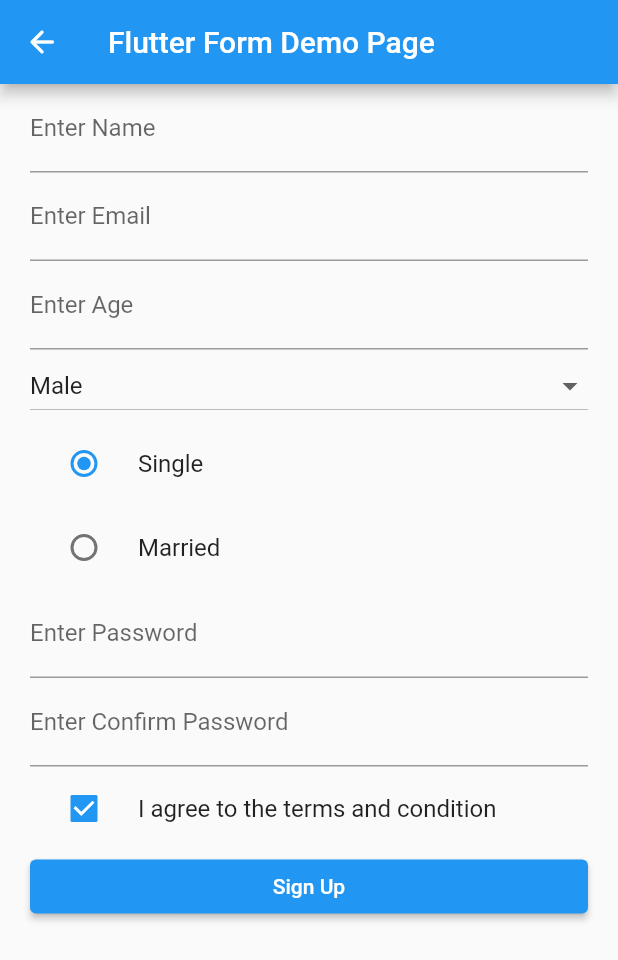
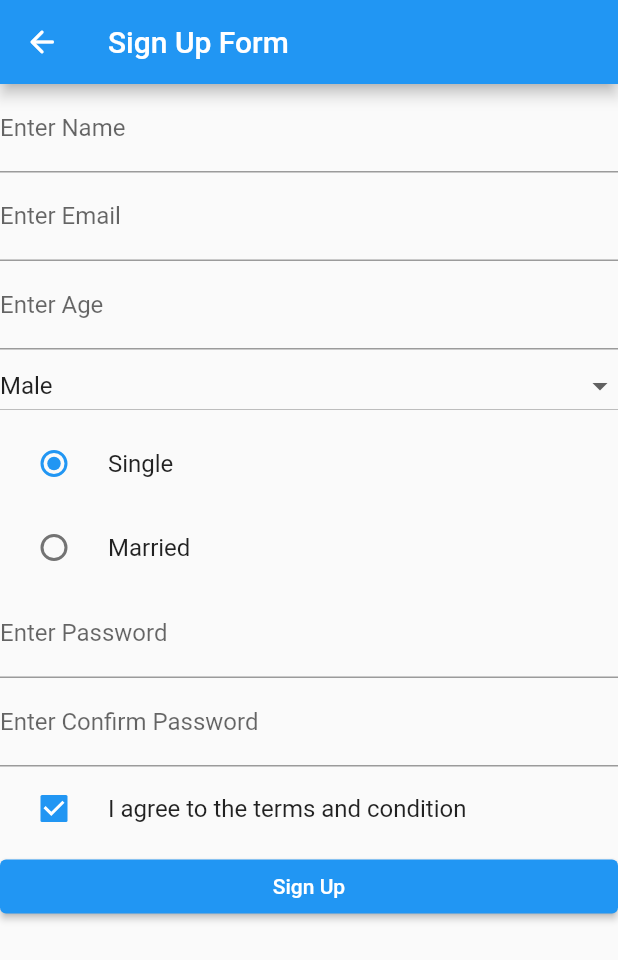
Before and after one commit to achaudhary591/Flutter_Animate, a Flutter app: the MyCustomFormHelper screen opened directly, after a tap on "Sign Up", on a phone screen of 412 x 824 dp. Shown: the top 960 px of the screen. Run offline on Flutter 3.47's test engine with Material 2 defaults, Android fonts, the phone set to English and light mode, and no system bars; our stand-ins replace form_field_validator.

```diff
--- a/lib/main.dart
+++ b/lib/main.dart
@@ -453,28 +453,11 @@ class FormApp extends StatelessWidget {
 
   @override
   Widget build(BuildContext context) {
+    const appTitle = 'Sign Up Form';
+
     return MaterialApp(
-      debugShowCheckedModeBanner: false,
-      title: 'Flutter Form Demo',
-      theme: ThemeData(),
-      home: const FormPage(title: 'Flutter Form Demo Page'),
-    );
-  }
-}
-
-class FormPage extends StatefulWidget {
-  const FormPage({Key? key, required this.title}) : super(key: key);
-
-  final String title;
-
-  @override
-  _FormPageState createState() => _FormPageState();
-}
-
-class _FormPageState extends State<FormPage> {
-  @override
-  Widget build(BuildContext context) {
-    return Scaffold(
+      title: appTitle,
+      home: Scaffold(
         appBar: AppBar(
           leading: IconButton(
             onPressed: (){
@@ -483,16 +466,17 @@ class _FormPageState extends State<FormPage> {
             icon:const Icon(Icons.arrow_back_rounded),
             //replace with our own icon data.
           ),
-        title: Text(widget.title),
+          title: const Text(appTitle),
         ),
-      body: Container(
-          padding: const EdgeInsets.fromLTRB(20, 0, 20, 0),
-          child: SignUpForm()),
+        body: const SignUpForm(),
+      ),
     );
   }
 }
 
 class SignUpForm extends StatefulWidget {
+  const SignUpForm({super.key});
+
   @override
   _SignUpFormState createState() => _SignUpFormState();
 }
@@ -514,16 +498,16 @@ class _SignUpFormState extends State<SignUpForm> {
   void loadGenderList() {
     genderList = [];
     genderList.add(const DropdownMenuItem(
+      value: 0,
       child: Text('Male'),
-      value: 0,
     ));
     genderList.add(const DropdownMenuItem(
+      value: 1,
       child: Text('Female'),
-      value: 1,
     ));
     genderList.add(const DropdownMenuItem(
+      value: 2,
       child: Text('Others'),
-      value: 2,
     ));
   }
 
@@ -705,9 +689,9 @@ class _SignUpFormState extends State<SignUpForm> {
       if (_formKey.currentState!.validate() && _termsChecked) {
         _formKey.currentState?.save();
 
-        print("Name " + _name);
-        print("Email " + _email);
-        print("Age " + _age.toString());
+        print("Name $_name");
+        print("Email $_email");
+        print("Age $_age");
         switch (_selectedGender) {
           case 0:
             print("Gender Male");
@@ -719,16 +703,17 @@ class _SignUpFormState extends State<SignUpForm> {
             print("Gender Others");
             break;
         }
-        print("Marital Status " + _maritalStatus);
-        print("Password " + _password);
-        print("Termschecked " + _termsChecked.toString());
+        print("Marital Status $_maritalStatus");
+        print("Password $_password");
+        print("Terms-checked $_termsChecked");
         ScaffoldMessenger.of(context)
             .showSnackBar(const SnackBar(content: Text('Form Submitted')));
       }
     }
 
     formWidget.add(ElevatedButton(
-        child: const Text('Sign Up'), onPressed: onPressedSubmit));
+        onPressed: onPressedSubmit,
+        child: const Text('Sign Up')));
 
     return formWidget;
   }
```
Lines whose indentation alone changed are shown as unchanged.
